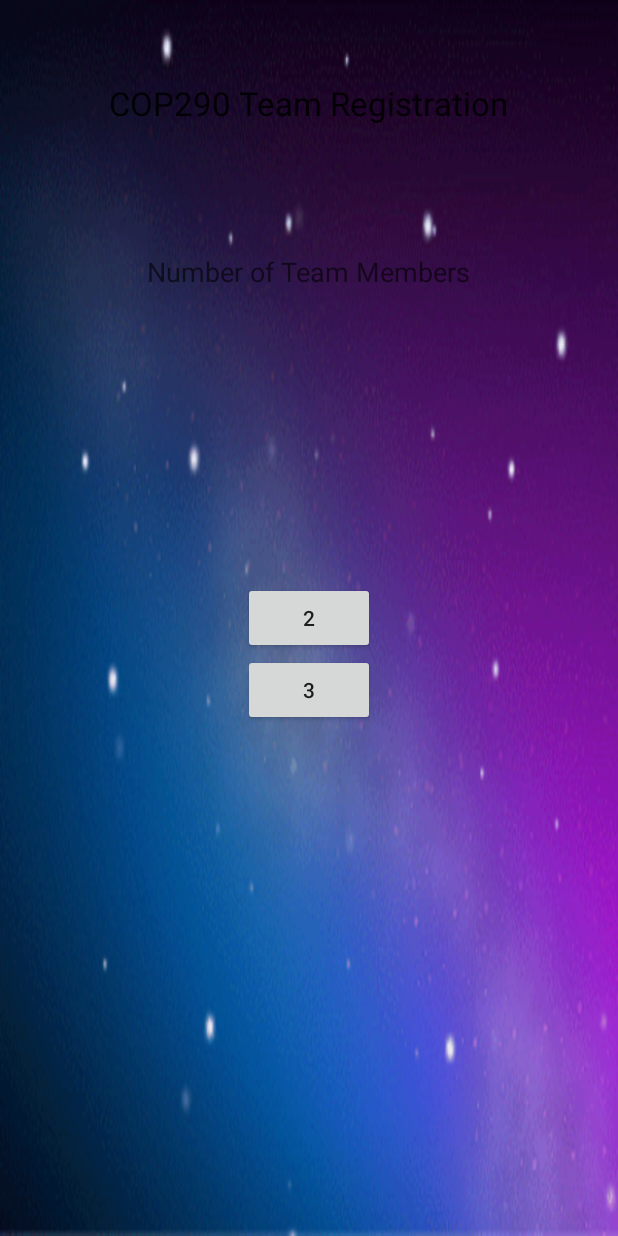
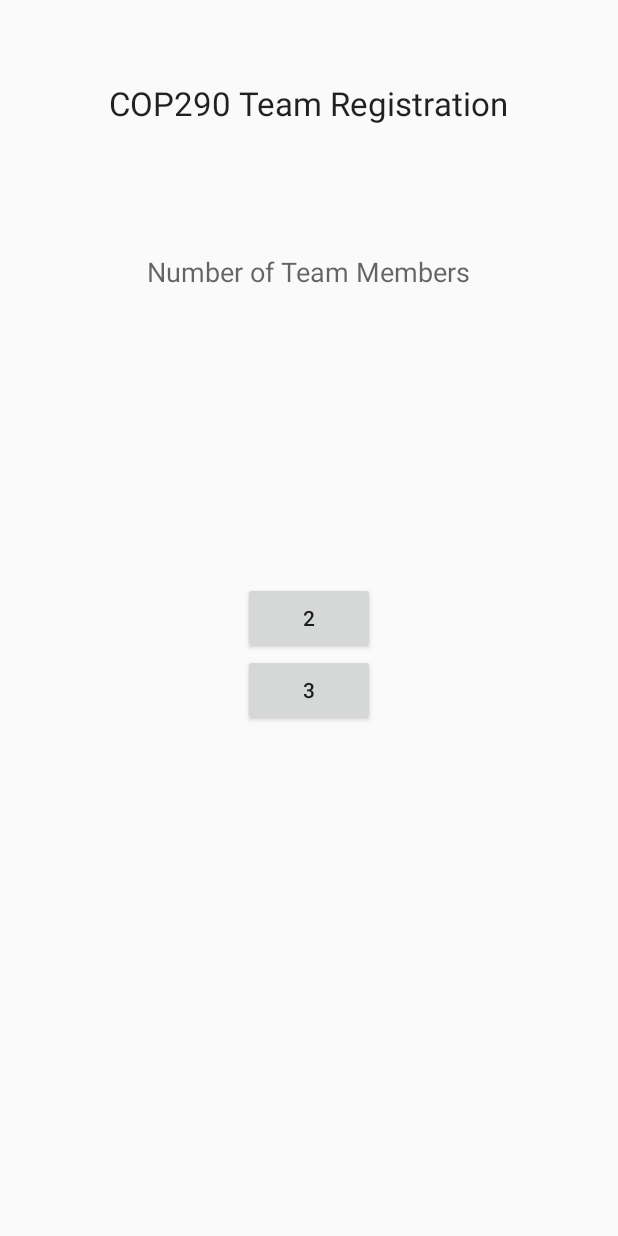
Before and after one commit to SourKream/RegistrationApp, an Android app: the screen it shows after launch (MainActivity), on a phone screen of 412 x 824 dp. Run offline under Robolectric (Android 15) with nearby library versions, the phone set to English and light mode, and no system bars.

Commit message:
Commented out live background, minor change in request queue

```diff
--- a/RegApp/app/src/main/java/io/github/suragnair/regapp/MainActivity.java
+++ b/RegApp/app/src/main/java/io/github/suragnair/regapp/MainActivity.java
@@ -20,11 +20,11 @@ public class MainActivity extends AppCompatActivity {
 
         //Setting live background
 
-        ImageView ivLoader = (ImageView) findViewById(R.id.IVloadinganimation);
-        ivLoader.setBackgroundResource(R.layout.live_bg);
+//        ImageView ivLoader = (ImageView) findViewById(R.id.IVloadinganimation);
+//        ivLoader.setBackgroundResource(R.layout.live_bg);
 
-        AnimationDrawable frameAnimation = (AnimationDrawable) ivLoader.getBackground();
-        frameAnimation.start();
+//        AnimationDrawable frameAnimation = (AnimationDrawable) ivLoader.getBackground();
+//        frameAnimation.start();
 
     }
 
```
Also changed, not shown: RegApp/app/src/main/java/io/github/suragnair/regapp/ThreeMemberedTeamActivity.java (+8 -5 lines), RegApp/app/src/main/java/io/github/suragnair/regapp/TwoMemberedTeamActivity.java (+13 -5 lines).
